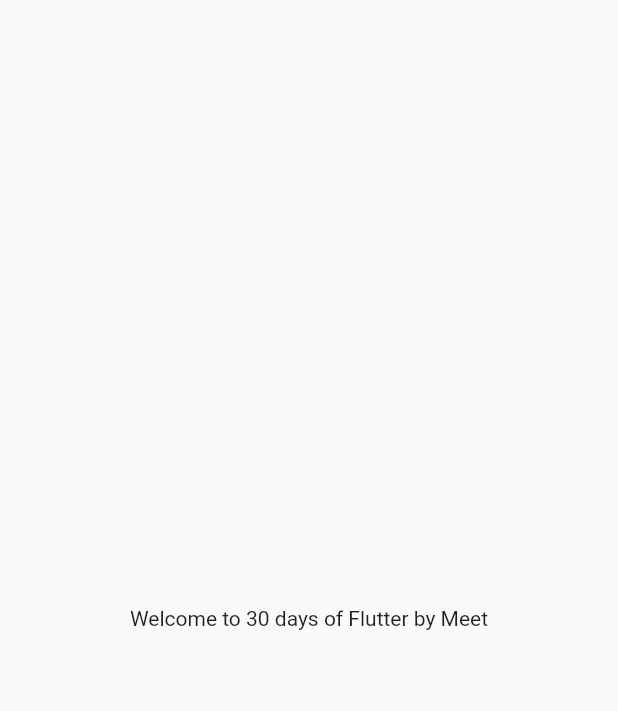
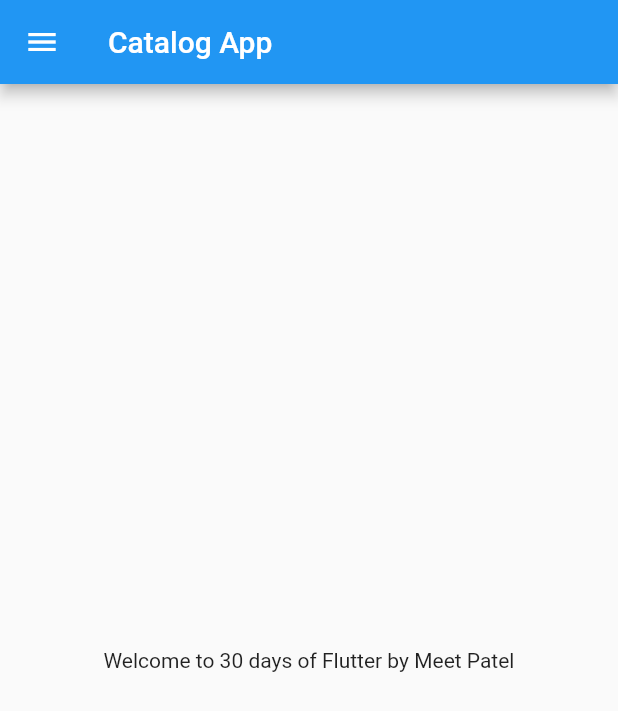
Before and after one commit to Meetpatel-09/learning-flutter, a Flutter app: the screen it shows after launch, on a phone screen of 412 x 824 dp. Shown: the top 711 px of the screen. Run offline on Flutter 3.47's test engine with Material 2 defaults, Android fonts, the phone set to English and light mode, and no system bars.

Commit message:
day 2 completed

```diff
--- /dev/null
+++ b/lib/home_page.dart
@@ -0,0 +1,23 @@
+import 'package:flutter/material.dart';
+
+class HomePage extends StatelessWidget {
+  const HomePage({Key? key}) : super(key: key);
+
+  final int days = 30;
+  final String name = "Meet Patel";
+
+  @override
+  Widget build(BuildContext context) {
+    return Scaffold(
+      appBar: AppBar(
+        title: Text("Catalog App"),
+      ),
+      body: Center(
+        child: Container(
+          child: Text("Welcome to $days days of Flutter by $name"),
+        ),
+      ),
+      drawer: Drawer(),
+    );
+  }
+}
--- a/lib/main.dart
+++ b/lib/main.dart
@@ -1,4 +1,6 @@
 import 'package:flutter/material.dart';
+
+import 'home_page.dart';
 
 void main() {
   runApp(MyApp());
@@ -7,8 +9,8 @@ void main() {
 class MyApp extends StatelessWidget {
   @override
   Widget build(BuildContext context) {
-    int days = 30;
-    String name = "Meet";
+    // int days = 30;
+    // String name = "Meet";
     // double pie = 3.14;
     // bool isMale = true;
     // num temp = 30.5;
@@ -17,16 +19,8 @@ class MyApp extends StatelessWidget {
 
     // const pi = 3.14;
 
-
-
     return MaterialApp(
-      home: Material(
-        child: Center(
-          child: Container(
-            child: Text("Welcome to $days days of Flutter by $name"),
-          ),
-        ),
-      ),
+      home: HomePage(),
     );
   }
 }
```
Also changed, not shown: 1 other file.
